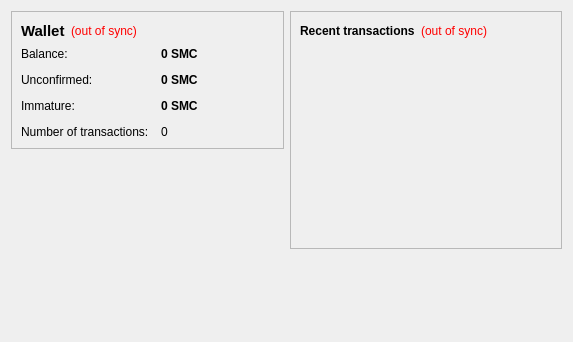
First picture: the form in src/qt/forms/overviewpage.ui, repository Credit-Currency/kryptonite, before the edit.
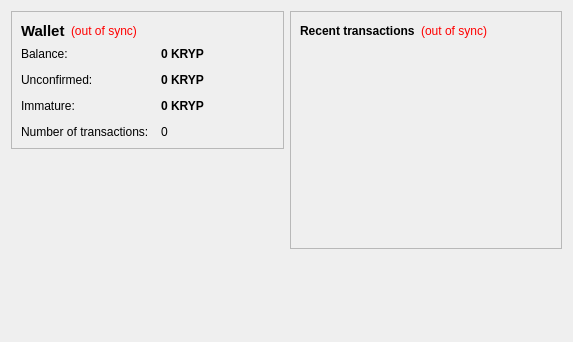
Second picture: the form after the edit.

Patch:
```diff
--- a/src/qt/forms/overviewpage.ui
+++ b/src/qt/forms/overviewpage.ui
@@ -105,7 +105,7 @@
              <string>Your current balance</string>
             </property>
             <property name="text">
-             <string notr="true">0 SMC</string>
+             <string notr="true">0 KRYP</string>
             </property>
             <property name="textInteractionFlags">
              <set>Qt::LinksAccessibleByMouse|Qt::TextSelectableByKeyboard|Qt::TextSelectableByMouse</set>
@@ -134,7 +134,7 @@
              <string>Total of transactions that have yet to be confirmed, and do not yet count toward the current balance</string>
             </property>
             <property name="text">
-             <string notr="true">0 SMC</string>
+             <string notr="true">0 KRYP</string>
             </property>
             <property name="textInteractionFlags">
              <set>Qt::LinksAccessibleByMouse|Qt::TextSelectableByKeyboard|Qt::TextSelectableByMouse</set>
@@ -177,7 +177,7 @@
              <string>Mined balance that has not yet matured</string>
             </property>
             <property name="text">
-             <string notr="true">0 SMC</string>
+             <string notr="true">0 KRYP</string>
             </property>
             <property name="textInteractionFlags">
              <set>Qt::LinksAccessibleByMouse|Qt::TextSelectableByKeyboard|Qt::TextSelectableByMouse</set>
```
Left out of the diff: 4 changed lines with no effect on the pictures.
